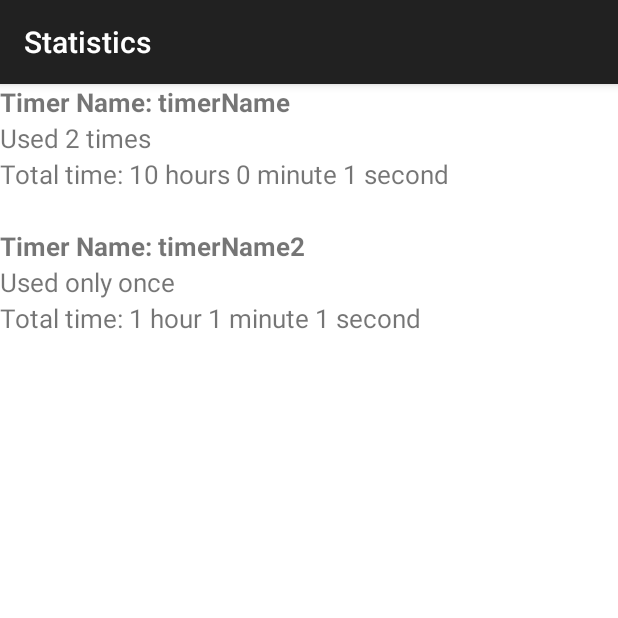
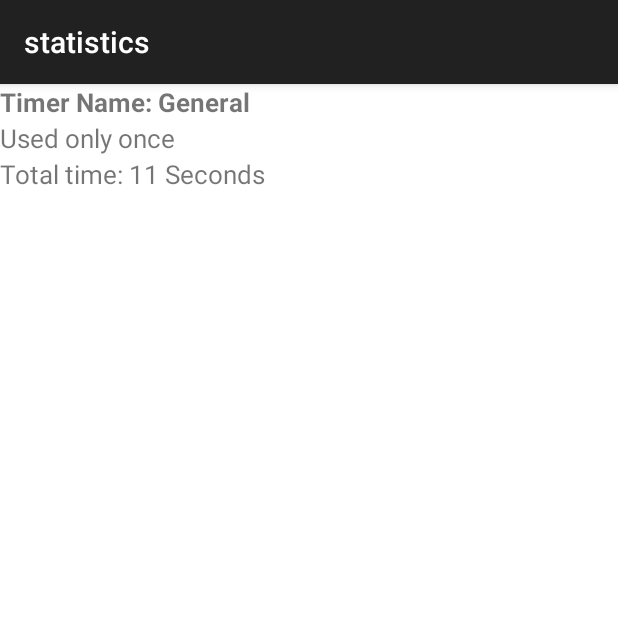
Before and after one commit to ETS-Android1/Multi-Purpose-Timer_Stopwatch, an Android app: the screen it shows after launch (statisticsActiivty), in the options menu, after a tap on "Statistics", on a phone screen of 412 x 824 dp, the top half of it. Run offline under Robolectric (Android 15) with nearby library versions, the phone set to English and light mode, and no system bars; our stand-ins replace AdMob.

Commit message:
Statistic Page to give overall information about timers set

```diff
--- a/app/src/main/AndroidManifest.xml
+++ b/app/src/main/AndroidManifest.xml
@@ -1,6 +1,7 @@
 <?xml version="1.0" encoding="utf-8"?>
 <manifest xmlns:android="http://schemas.android.com/apk/res/android"
     package="com.armcomptech.akash.simpletimer4">
+    <meta-data android:name="google_analytics_adid_collection_enabled" android:value="false" />
 
     <supports-screens
         android:largeScreens="true"
--- a/app/src/main/java/com/armcomptech/akash/simpletimer4/Adapter.java
+++ b/app/src/main/java/com/armcomptech/akash/simpletimer4/Adapter.java
@@ -9,13 +9,15 @@ import android.view.View;
 import android.view.ViewGroup;
 import android.widget.TextView;
 import java.lang.*;
+import java.util.ArrayList;
 
 public class Adapter extends RecyclerView.Adapter<RecyclerView.ViewHolder> {
     private Context context;
-    private String[] timerName;
-    private int[] count;
-    private int[] timeInSeconds;
-    Adapter(Context context, String[] timerName, int[] count, int[] timeInSeconds) {
+    private ArrayList<String> timerName;
+    private ArrayList<Integer> count;
+    private ArrayList<Integer> timeInSeconds;
+
+    Adapter(Context context, ArrayList<String> timerName, ArrayList<Integer> count, ArrayList<Integer> timeInSeconds) {
         this.context = context;
         this.timerName = timerName;
         this.count = count;
@@ -34,19 +36,19 @@ public class Adapter extends RecyclerView.Adapter<RecyclerView.ViewHolder> {
     @Override
     public void onBindViewHolder(@NonNull RecyclerView.ViewHolder viewHolder, int position) {
         //prints the name of the timer
-        ((Item)viewHolder).textViewTimerName.setText("Timer Name: " + timerName[position]);
+        ((Item)viewHolder).textViewTimerName.setText("Timer Name: " + timerName.get(position));
 
         //prints how many times this particular timer was used
-        if (count[position] == 1) {
+        if (count.get(position) == 1) {
             ((Item)viewHolder).textViewCount.setText("Used only once");
         } else {
-            ((Item)viewHolder).textViewCount.setText("Used " + Integer.toString(count[position]) + " times");
+            ((Item)viewHolder).textViewCount.setText("Used " + Integer.toString(count.get(position)) + " times");
         }
 
         //prints total time this timer was used
         String totalTimerTimeString = "";
         StringBuilder newString = new StringBuilder(totalTimerTimeString);
-        int temp = (timeInSeconds[position]);
+        int temp = (timeInSeconds.get(position));
         int second = temp % 60;
         int minute = (temp / 60) % 60;
         int hour = (temp / 60) / 60;
@@ -55,46 +57,52 @@ public class Adapter extends RecyclerView.Adapter<RecyclerView.ViewHolder> {
         while (true) {
             if (hour > 0) {
                 if (hour == 1) {
-                    newString.append(hour).append(" hour ");
+                    newString.append(hour).append(" Hour ");
                 } else {
-                    newString.append(hour).append(" hours ");
+                    newString.append(hour).append(" Hours ");
                 }
 
                 if ((minute == 0) || (minute == 1)) {
-                    newString.append(minute).append(" minute ");
+                    newString.append(minute).append(" Minute ");
                 } else {
-                    newString.append(minute).append(" minutes ");
+                    newString.append(minute).append(" Minutes ");
                 }
 
                 if ((second == 0) || (second == 1)) {
-                    newString.append(second).append(" second ");
+                    newString.append(second).append(" Second ");
                 } else {
-                    newString.append(second).append(" seconds ");
+                    newString.append(second).append(" Seconds ");
                 }
                 break;
             }
 
             if (minute > 0) {
                 if (minute == 1) {
-                    newString.append(minute).append(" minute ");
+                    newString.append(minute).append(" Minute ");
                 } else {
-                    newString.append(minute).append(" minutes ");
+                    newString.append(minute).append(" Minutes ");
                 }
 
                 if ((second == 0) || (second == 1)) {
-                    newString.append(second).append(" second ");
+                    newString.append(second).append(" Second ");
                 } else {
-                    newString.append(second).append(" seconds ");
+                    newString.append(second).append(" Seconds ");
                 }
                 break;
             }
 
             if (second > 0) {
                 if (second == 1) {
-                    newString.append(second).append(" second ");
+                    newString.append(second).append(" Second ");
                 } else {
-                    newString.append(second).append(" seconds ");
+                    newString.append(second).append(" Seconds ");
                 }
+                break;
+            }
+
+            if (second == 0) {
+                newString.append(second).append(" Second ");
+                break;
             }
         }
 
@@ -104,7 +112,10 @@ public class Adapter extends RecyclerView.Adapter<RecyclerView.ViewHolder> {
 
     @Override
     public int getItemCount() {
-        return timerName.length;
+        if (timerName == null) {
+            return 0;
+        }
+        return timerName.size();
     }
 
     public class Item extends RecyclerView.ViewHolder {
--- a/app/src/main/java/com/armcomptech/akash/simpletimer4/ExampleDialog.java
+++ b/app/src/main/java/com/armcomptech/akash/simpletimer4/ExampleDialog.java
@@ -12,6 +12,7 @@ import android.view.View;
 import android.view.WindowManager;
 import android.view.inputmethod.InputMethodManager;
 import android.widget.EditText;
+import android.widget.Toast;
 
 public class ExampleDialog extends AppCompatDialogFragment {
     private EditText editTextTimer;
@@ -37,7 +38,10 @@ public class ExampleDialog extends AppCompatDialogFragment {
                     @Override
                     public void onClick(DialogInterface dialog, int which) {
                         String time = editTextTimer.getText().toString();
-                        listner.applyText(time);
+
+                        if (!(time.matches(""))) {
+                            listner.applyText(time);
+                        }
                     }
                 });
 
--- a/app/src/main/java/com/armcomptech/akash/simpletimer4/MainActivity.java
+++ b/app/src/main/java/com/armcomptech/akash/simpletimer4/MainActivity.java
@@ -15,6 +15,7 @@ import android.view.MenuItem;
 import android.view.View;
 import android.view.inputmethod.InputMethodManager;
 import android.widget.Button;
+import android.widget.EditText;
 import android.widget.ProgressBar;
 import android.widget.TextView;
 import android.widget.Toast;
@@ -22,7 +23,11 @@ import android.widget.Toast;
 import com.google.android.gms.ads.AdRequest;
 import com.google.android.gms.ads.InterstitialAd;
 import com.google.android.gms.ads.MobileAds;
+import com.google.gson.Gson;
+import com.google.gson.reflect.TypeToken;
 
+import java.lang.reflect.Type;
+import java.util.ArrayList;
 import java.util.Locale;
 
 public class MainActivity extends AppCompatActivity implements  ExampleDialog.ExmapleDialogListner{
@@ -34,11 +39,11 @@ public class MainActivity extends AppCompatActivity implements  ExampleDialog.Ex
     private Button mButtonSetTimer;
     private CountDownTimer mCountDownTimer;
     private TextView mMillis;
+    private EditText mTimerNameEditText;
+    private TextView mTimerNameTextView;
 
     private boolean mTimerRunning;
     private boolean BlinkTimerStopRequest;
-
-
     private boolean heartbeatChecked;
     private boolean soundChecked;
 
@@ -49,6 +54,18 @@ public class MainActivity extends AppCompatActivity implements  ExampleDialog.Ex
 
     MediaPlayer player;
     private InterstitialAd mInterstitialAd;
+
+    ArrayList<String> timerNames = new ArrayList<String>();
+    ArrayList<Integer> count = new ArrayList<Integer>();
+    ArrayList<Integer> timeInSeconds = new ArrayList<Integer>();
+//    String[] timerName = {"timerName", "timerName2"};
+
+
+    public String currentTimerName;
+    public int currentTimerNamePosition;
+    public int ticksToPass;
+    public int counter;
+
 
     @Override
     protected void onCreate(Bundle savedInstanceState) {
@@ -63,13 +80,15 @@ public class MainActivity extends AppCompatActivity implements  ExampleDialog.Ex
         mInterstitialAd.setAdUnitId(getString(R.string.interstital_ad_id));
         mInterstitialAd.loadAd(new AdRequest.Builder().build());
 
-
-
         mButtonSetTimer = findViewById(R.id.setTimer);
         mProgressBar = findViewById(R.id.progressBar);
         mTextViewCountDown = findViewById(R.id.text_view_countdown);
         mButtonStartPause = findViewById(R.id.button_start_pause);
         mButtonReset = findViewById(R.id.button_reset);
+        mTimerNameEditText = findViewById(R.id.timerNameEditText);
+
+        mTimerNameTextView = findViewById(R.id.timerNameTextView);
+        mTimerNameTextView.setVisibility(View.INVISIBLE );
 
         mButtonSetTimer.setBackgroundColor(Color.TRANSPARENT);
         mMillis = findViewById(R.id.millis);
@@ -88,6 +107,35 @@ public class MainActivity extends AppCompatActivity implements  ExampleDialog.Ex
                     pauseTimer();
                 } else {
                     startTimer();
+
+                    //only update during the start
+                    if (mProgressBar.getProgress() == mStartTimeInMillis) {
+                        currentTimerName = getTimerName();
+
+                        //get position of timer name and -1 if it doesn't exist
+                        currentTimerNamePosition = timerNamePosition(currentTimerName, timerNames);
+
+                        if (currentTimerNamePosition == -1) {
+                            timerNames.add(currentTimerName);
+                            count.add(1);
+                            timeInSeconds.add(0);
+                            currentTimerNamePosition = timeInSeconds.size() - 1; //make a new position since adding new value which is at the end
+                        } else {
+                            //increment count
+                            count.set(currentTimerNamePosition, count.get(currentTimerNamePosition) + 1);
+                        }
+                        saveData(); //save data
+
+                        //just to be safe because sometimes second is one less in statistics
+                        if (mStartTimeInMillis >= 4000) { //when timer is set more than 4 seconds
+                            timeInSeconds.set(currentTimerNamePosition, timeInSeconds.get(currentTimerNamePosition) + 1);
+                        }
+
+                        //update interface to show timer name
+                        mTimerNameTextView.setVisibility(View.VISIBLE);
+                        mTimerNameTextView.setText(currentTimerName);
+                        mTimerNameEditText.setVisibility(View.INVISIBLE);
+                    }
                 }
             }
         });
@@ -96,6 +144,10 @@ public class MainActivity extends AppCompatActivity implements  ExampleDialog.Ex
             @Override
             public void onClick(View v) {
                 resetTimer();
+
+                mTimerNameTextView.setVisibility(View.INVISIBLE);
+                mTimerNameEditText.setVisibility(View.VISIBLE);
+
                 if (mInterstitialAd.isLoaded()) {
                     mInterstitialAd.show();
                 } else {
@@ -103,10 +155,46 @@ public class MainActivity extends AppCompatActivity implements  ExampleDialog.Ex
                 }
             }
         });
-
-
         heartbeatChecked = true;
         soundChecked = true;
+    }
+
+    private String getTimerName() {
+        String timerName = mTimerNameEditText.getText().toString();
+        if (timerName.matches("")) {
+            timerName = "General";
+        }
+        return timerName;
+    }
+
+    private int timerNamePosition(String currentTimerName, ArrayList<String> timerNames) {
+        if (timerNames == null) {
+            return -1;
+        }
+
+        for (int i = 0; i < timerNames.size(); i++) {
+            if (timerNames.get(i).matches(currentTimerName)) {
+                return i;
+            }
+        }
+        return -1;
+    }
+
+    private void saveData() {
+        SharedPreferences sharedPreferences = getSharedPreferences("shared preferences", MODE_PRIVATE);
+        SharedPreferences.Editor editor = sharedPreferences.edit();
+        Gson gson = new Gson();
+
+        String timerNameJson = gson.toJson(timerNames);
+        editor.putString("timer name", timerNameJson);
+
+        String countJson = gson.toJson(count);
+        editor.putString("count", countJson);
+
+        String timeInSecondsJson = gson.toJson(timeInSeconds);
+        editor.putString("timeInSeconds", timeInSecondsJson);
+
+        editor.apply();
     }
 
     @Override
@@ -258,19 +346,32 @@ public class MainActivity extends AppCompatActivity implements  ExampleDialog.Ex
         mStartTimeInMillis = milliseconds;
         resetTimer();
         closeKeyboard();
-
     }
 
     private void startTimer() {
         mEndTime = System.currentTimeMillis() + mTimeLeftInMillis;
         heartbeat();
-        //timesRepeat = Integer.parseInt(mRepeatText.getText().toString());
+        int countDownInterval = 100;
+        if (mStartTimeInMillis <= 30000) {
+            countDownInterval = 50;
+        }
 
-        mCountDownTimer = new CountDownTimer(mTimeLeftInMillis, 50) {
+        ticksToPass = 1000 / countDownInterval;
+        counter = 0;
+
+        mCountDownTimer = new CountDownTimer(mTimeLeftInMillis, countDownInterval) {
             @Override
             public void onTick(long millisUntilFinished) {
                 mTimeLeftInMillis = millisUntilFinished;
                 updateCountDownText();
+
+                //basically increment by one every second
+                counter++;
+                if (ticksToPass == counter) {
+                    timeInSeconds.set(currentTimerNamePosition, timeInSeconds.get(currentTimerNamePosition) + 1);
+                    saveData();
+                    counter = 0;
+                }
             }
 
             @Override
@@ -344,6 +445,7 @@ public class MainActivity extends AppCompatActivity implements  ExampleDialog.Ex
         if (Build.VERSION.SDK_INT >= Build.VERSION_CODES.N) {
             mProgressBar.setProgress((int)mTimeLeftInMillis,true);
         }
+
 
     }
 
--- a/app/src/main/java/com/armcomptech/akash/simpletimer4/statisticsActiivty.java
+++ b/app/src/main/java/com/armcomptech/akash/simpletimer4/statisticsActiivty.java
@@ -1,25 +1,57 @@
 package com.armcomptech.akash.simpletimer4;
 
+import android.content.SharedPreferences;
 import android.support.v7.app.AppCompatActivity;
 import android.os.Bundle;
 import android.support.v7.widget.LinearLayoutManager;
 import android.support.v7.widget.RecyclerView;
 
+import com.google.gson.Gson;
+import com.google.gson.reflect.TypeToken;
+
+import java.lang.reflect.Array;
+import java.lang.reflect.Type;
+import java.util.*;
+
 public class statisticsActiivty extends AppCompatActivity{
     RecyclerView recyclerView;
-    String[] Items = {"timerName", "timerName2"};
-    int[] count = {2, 1};
-    int[] timeInSeconds = {36001, 3661};
+
+    ArrayList<String> timerName = new ArrayList<String>();
+    ArrayList<Integer> count = new ArrayList<Integer>();
+    ArrayList<Integer> timeInSeconds = new ArrayList<Integer>();
+
+    //    String[] timerName = {"timerName"};
+//    int[] count = {2, 1};
+//    int[] timeInSeconds = {36001, 3661};
 
     @Override
     protected void onCreate(Bundle savedInstanceState) {
         super.onCreate(savedInstanceState);
         setContentView(R.layout.activity_statistics_actiivty);
+        getSupportActionBar().setTitle("statistics");
 
-        getSupportActionBar().setTitle("Statistics");
+        //testing
+        loadData();
 
         recyclerView = findViewById(R.id.timersRecyclerView);
         recyclerView.setLayoutManager(new LinearLayoutManager(this));
-        recyclerView.setAdapter(new Adapter(this, Items, count, timeInSeconds));
+        recyclerView.setAdapter(new Adapter(this, timerName, count, timeInSeconds));
+    }
+
+    private void loadData() {
+        SharedPreferences sharedPreferences = getSharedPreferences("shared preferences", MODE_PRIVATE);
+        Gson gson = new Gson();
+
+        String timerNameJson = sharedPreferences.getString("timer name", null);
+        Type timerNameType = new TypeToken<ArrayList<String>>() {}.getType();
+        timerName = gson.fromJson(timerNameJson, timerNameType);
+
+        String countJson = sharedPreferences.getString("count", null);
+        Type countType = new TypeToken<ArrayList<Integer>>() {}.getType();
+        count = gson.fromJson(countJson, countType);
+
+        String timeInSecondsJson = sharedPreferences.getString("timeInSeconds", null);
+        Type timeInSecondsType = new TypeToken<ArrayList<Integer>>() {}.getType();
+        timeInSeconds = gson.fromJson(timeInSecondsJson, timeInSecondsType);
     }
 }
--- a/app/src/main/res/layout-xlarge-port/activity_main.xml
+++ b/app/src/main/res/layout-xlarge-port/activity_main.xml
@@ -76,6 +76,7 @@
         android:layout_centerHorizontal="true"
         android:layout_marginBottom="62dp"
         android:hint="@string/enter_timer_name_optional"
-        android:text="" />
+        android:text=""
+        android:visibility="invisible" />
 
 </RelativeLayout>
```
Also changed, not shown: app/build.gradle (+17 -4 lines), app/src/main/java/com/armcomptech/akash/simpletimer4/dataHolder.java (added, +19 -0 lines), app/src/main/res/layout-normal-port/activity_main.xml (+15 -2 lines). Lines whose indentation alone changed are shown as unchanged.
